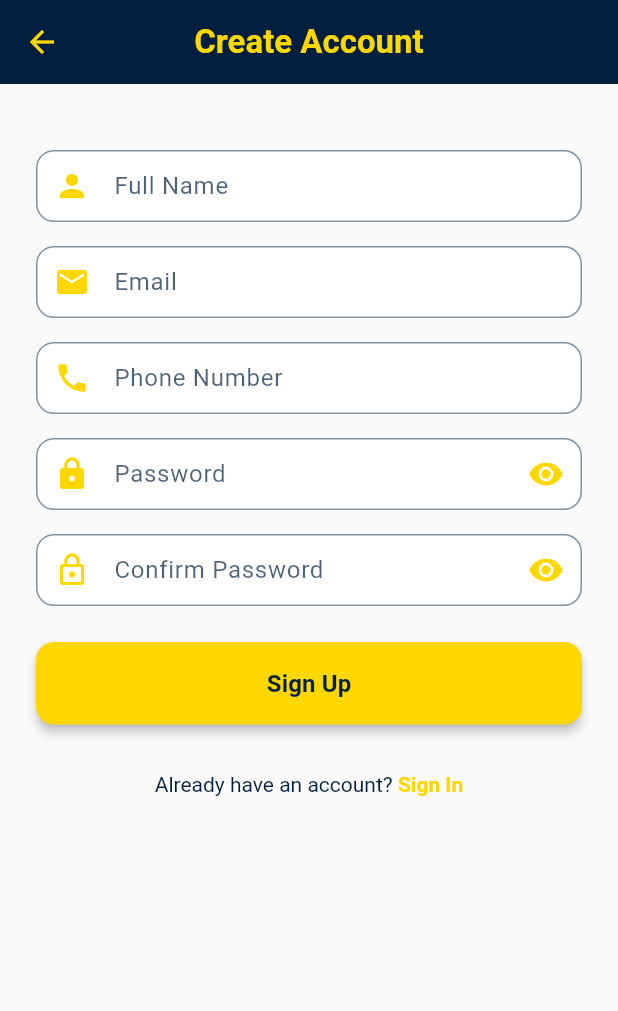
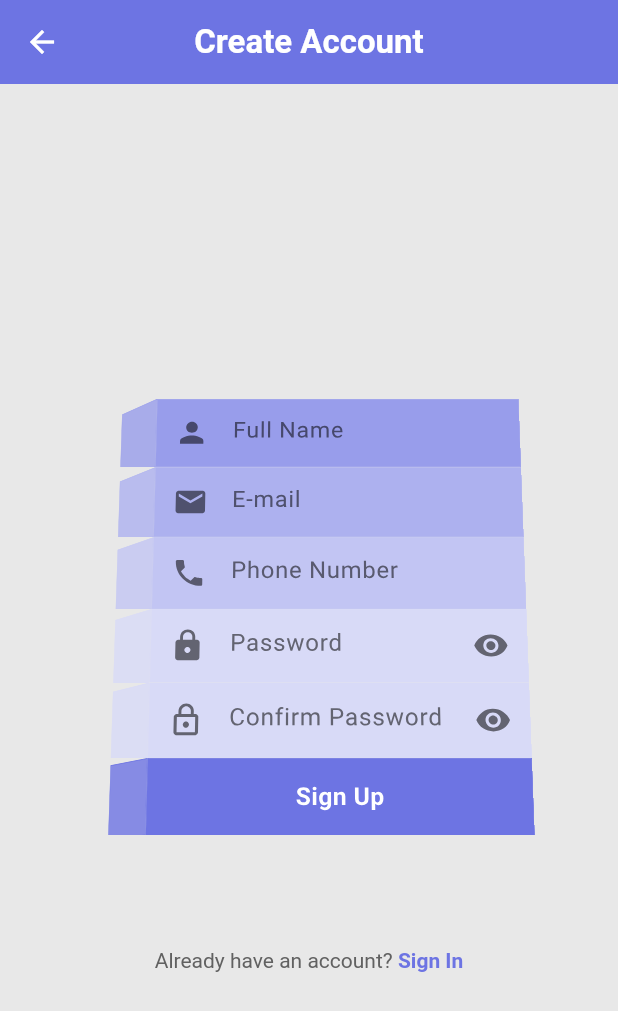
Before and after one commit to Adithyansyam/akshaya-requirements, a Flutter app: the SignUpScreen screen opened directly, on a phone screen of 412 x 824 dp. Shown: the top 1011 px of the screen. Run offline on Flutter 3.47's test engine with Material 3 defaults, Android fonts, the phone set to English and light mode, and no system bars; our stand-ins replace cloud_firestore, firebase_auth, firebase_core; accounts and stored records are empty.

Commit message:
changed ui design of the sign up page

```diff
--- a/lib/screens/signup_screen.dart
+++ b/lib/screens/signup_screen.dart
@@ -9,12 +9,14 @@ class SignUpScreen extends StatefulWidget {
   State<SignUpScreen> createState() => _SignUpScreenState();
 }
 
-class _SignUpScreenState extends State<SignUpScreen> {
-  // Navy Blue and Gold Color Scheme
-  static const Color navyBlue = Color(0xFF001F3F);
-  static const Color gold = Color(0xFFFFD700);
-  static const Color lightNavy = Color(0xFF003366);
-  static const Color darkGold = Color(0xFFDAA520);
+class _SignUpScreenState extends State<SignUpScreen> with SingleTickerProviderStateMixin {
+  // 3D Form Color Scheme (5 levels for signup)
+  static const Color color1 = Color(0xFFD8DAF7);
+  static const Color color2 = Color(0xFFC2C5F3);
+  static const Color color3 = Color(0xFFADB1EF);
+  static const Color color4 = Color(0xFF989DEB);
+  static const Color color5 = Color(0xFF6D74E3);
+  static const Color buttonColor = Color(0xFF575CB5);
 
   final _formKey = GlobalKey<FormState>();
   final _nameController = TextEditingController();
@@ -27,6 +29,14 @@ class _SignUpScreenState extends State<SignUpScreen> {
   bool _isLoading = false;
   bool _obscurePassword = true;
   bool _obscureConfirmPassword = true;
+
+  // Hover states for 3D effect
+  bool _nameHover = false;
+  bool _emailHover = false;
+  bool _phoneHover = false;
+  bool _passwordHover = false;
+  bool _confirmPasswordHover = false;
+  bool _buttonHover = false;
 
   @override
   void dispose() {
@@ -90,50 +100,47 @@ class _SignUpScreenState extends State<SignUpScreen> {
   @override
   Widget build(BuildContext context) {
     return Scaffold(
-      backgroundColor: Colors.grey[50],
+      backgroundColor: const Color(0xFFE8E8E8),
       appBar: AppBar(
         title: const Text(
           'Create Account',
           style: TextStyle(
-            color: gold,
+            color: Colors.white,
             fontWeight: FontWeight.bold,
           ),
         ),
         centerTitle: true,
-        backgroundColor: navyBlue,
+        backgroundColor: color5,
         elevation: 0,
-        iconTheme: const IconThemeData(color: gold),
+        iconTheme: const IconThemeData(color: Colors.white),
       ),
-      body: SingleChildScrollView(
+      body: Center(
+        child: SingleChildScrollView(
           padding: const EdgeInsets.all(24.0),
           child: Form(
             key: _formKey,
             child: Column(
-            crossAxisAlignment: CrossAxisAlignment.stretch,
+              mainAxisAlignment: MainAxisAlignment.center,
               children: [
-              const SizedBox(height: 20),
-              TextFormField(
+                const SizedBox(height: 40),
+                // 3D Skewed Form Container
+                Transform(
+                  transform: Matrix4.identity()
+                    ..setEntry(3, 2, 0.001)
+                    ..rotateX(-0.25),
+                  alignment: Alignment.center,
+                  child: Column(
+                    children: [
+                      // Name Field with 3D effect
+                      _build3DInputField(
                         controller: _nameController,
-                style: const TextStyle(color: navyBlue),
-                decoration: InputDecoration(
-                  labelText: 'Full Name',
-                  labelStyle: TextStyle(color: navyBlue.withOpacity(0.7)),
-                  prefixIcon: const Icon(Icons.person, color: gold),
-                  border: OutlineInputBorder(
-                    borderRadius: BorderRadius.circular(12),
-                    borderSide: const BorderSide(color: navyBlue),
-                  ),
-                  enabledBorder: OutlineInputBorder(
-                    borderRadius: BorderRadius.circular(12),
-                    borderSide: BorderSide(color: navyBlue.withOpacity(0.5)),
-                  ),
-                  focusedBorder: OutlineInputBorder(
-                    borderRadius: BorderRadius.circular(12),
-                    borderSide: const BorderSide(color: gold, width: 2),
-                  ),
-                  filled: true,
-                  fillColor: Colors.white,
-                ),
+                        hintText: 'Full Name',
+                        backgroundColor: color4,
+                        sideColor: color4,
+                        topColor: color4,
+                        icon: Icons.person,
+                        isHovered: _nameHover,
+                        onHoverChange: (hover) => setState(() => _nameHover = hover),
                         validator: (value) {
                           if (value == null || value.trim().isEmpty) {
                             return 'Please enter your full name';
@@ -141,30 +148,19 @@ class _SignUpScreenState extends State<SignUpScreen> {
                           return null;
                         },
                       ),
-              const SizedBox(height: 16),
-              TextFormField(
+                      const SizedBox(height: 0),
+
+                      // Email Field with 3D effect
+                      _build3DInputField(
                         controller: _emailController,
+                        hintText: 'E-mail',
+                        backgroundColor: color3,
+                        sideColor: color3,
+                        topColor: color3,
+                        icon: Icons.email,
                         keyboardType: TextInputType.emailAddress,
-                style: const TextStyle(color: navyBlue),
-                decoration: InputDecoration(
-                  labelText: 'Email',
-                  labelStyle: TextStyle(color: navyBlue.withOpacity(0.7)),
-                  prefixIcon: const Icon(Icons.email, color: gold),
-                  border: OutlineInputBorder(
-                    borderRadius: BorderRadius.circular(12),
-                    borderSide: const BorderSide(color: navyBlue),
-                  ),
-                  enabledBorder: OutlineInputBorder(
-                    borderRadius: BorderRadius.circular(12),
-                    borderSide: BorderSide(color: navyBlue.withOpacity(0.5)),
-                  ),
-                  focusedBorder: OutlineInputBorder(
-                    borderRadius: BorderRadius.circular(12),
-                    borderSide: const BorderSide(color: gold, width: 2),
-                  ),
-                  filled: true,
-                  fillColor: Colors.white,
-                ),
+                        isHovered: _emailHover,
+                        onHoverChange: (hover) => setState(() => _emailHover = hover),
                         validator: (value) {
                           if (value == null || value.trim().isEmpty) {
                             return 'Please enter your email';
@@ -175,30 +171,19 @@ class _SignUpScreenState extends State<SignUpScreen> {
                           return null;
                         },
                       ),
-              const SizedBox(height: 16),
-              TextFormField(
+                      const SizedBox(height: 0),
+
+                      // Phone Field with 3D effect
+                      _build3DInputField(
                         controller: _phoneController,
+                        hintText: 'Phone Number',
+                        backgroundColor: color2,
+                        sideColor: color2,
+                        topColor: color2,
+                        icon: Icons.phone,
                         keyboardType: TextInputType.phone,
-                style: const TextStyle(color: navyBlue),
-                decoration: InputDecoration(
-                  labelText: 'Phone Number',
-                  labelStyle: TextStyle(color: navyBlue.withOpacity(0.7)),
-                  prefixIcon: const Icon(Icons.phone, color: gold),
-                  border: OutlineInputBorder(
-                    borderRadius: BorderRadius.circular(12),
-                    borderSide: const BorderSide(color: navyBlue),
-                  ),
-                  enabledBorder: OutlineInputBorder(
-                    borderRadius: BorderRadius.circular(12),
-                    borderSide: BorderSide(color: navyBlue.withOpacity(0.5)),
-                  ),
-                  focusedBorder: OutlineInputBorder(
-                    borderRadius: BorderRadius.circular(12),
-                    borderSide: const BorderSide(color: gold, width: 2),
-                  ),
-                  filled: true,
-                  fillColor: Colors.white,
-                ),
+                        isHovered: _phoneHover,
+                        onHoverChange: (hover) => setState(() => _phoneHover = hover),
                         validator: (value) {
                           if (value == null || value.trim().isEmpty) {
                             return 'Please enter your phone number';
@@ -206,40 +191,29 @@ class _SignUpScreenState extends State<SignUpScreen> {
                           return null;
                         },
                       ),
-              const SizedBox(height: 16),
-              TextFormField(
+                      const SizedBox(height: 0),
+
+                      // Password Field with 3D effect
+                      _build3DInputField(
                         controller: _passwordController,
+                        hintText: 'Password',
+                        backgroundColor: color1,
+                        sideColor: color1,
+                        topColor: color1,
+                        icon: Icons.lock,
                         obscureText: _obscurePassword,
-                style: const TextStyle(color: navyBlue),
-                decoration: InputDecoration(
-                  labelText: 'Password',
-                  labelStyle: TextStyle(color: navyBlue.withOpacity(0.7)),
-                  prefixIcon: const Icon(Icons.lock, color: gold),
+                        isHovered: _passwordHover,
+                        onHoverChange: (hover) => setState(() => _passwordHover = hover),
                         suffixIcon: IconButton(
                           icon: Icon(
                             _obscurePassword ? Icons.visibility : Icons.visibility_off,
-                      color: gold,
+                            color: Colors.black54,
                           ),
                           onPressed: () {
                             setState(() {
                               _obscurePassword = !_obscurePassword;
                             });
                           },
-                  ),
-                  border: OutlineInputBorder(
-                    borderRadius: BorderRadius.circular(12),
-                    borderSide: const BorderSide(color: navyBlue),
-                  ),
-                  enabledBorder: OutlineInputBorder(
-                    borderRadius: BorderRadius.circular(12),
-                    borderSide: BorderSide(color: navyBlue.withOpacity(0.5)),
-                  ),
-                  focusedBorder: OutlineInputBorder(
-                    borderRadius: BorderRadius.circular(12),
-                    borderSide: const BorderSide(color: gold, width: 2),
-                  ),
-                  filled: true,
-                  fillColor: Colors.white,
                         ),
                         validator: (value) {
                           if (value == null || value.isEmpty) {
@@ -251,40 +225,29 @@ class _SignUpScreenState extends State<SignUpScreen> {
                           return null;
                         },
                       ),
-              const SizedBox(height: 16),
-              TextFormField(
+                      const SizedBox(height: 0),
+
+                      // Confirm Password Field with 3D effect
+                      _build3DInputField(
                         controller: _confirmPasswordController,
+                        hintText: 'Confirm Password',
+                        backgroundColor: color1,
+                        sideColor: color1,
+                        topColor: color1,
+                        icon: Icons.lock_outline,
                         obscureText: _obscureConfirmPassword,
-                style: const TextStyle(color: navyBlue),
-                decoration: InputDecoration(
-                  labelText: 'Confirm Password',
-                  labelStyle: TextStyle(color: navyBlue.withOpacity(0.7)),
-                  prefixIcon: const Icon(Icons.lock_outline, color: gold),
+                        isHovered: _confirmPasswordHover,
+                        onHoverChange: (hover) => setState(() => _confirmPasswordHover = hover),
                         suffixIcon: IconButton(
                           icon: Icon(
                             _obscureConfirmPassword ? Icons.visibility : Icons.visibility_off,
-                      color: gold,
+                            color: Colors.black54,
                           ),
                           onPressed: () {
                             setState(() {
                               _obscureConfirmPassword = !_obscureConfirmPassword;
                             });
                           },
-                  ),
-                  border: OutlineInputBorder(
-                    borderRadius: BorderRadius.circular(12),
-                    borderSide: const BorderSide(color: navyBlue),
-                  ),
-                  enabledBorder: OutlineInputBorder(
-                    borderRadius: BorderRadius.circular(12),
-                    borderSide: BorderSide(color: navyBlue.withOpacity(0.5)),
-                  ),
-                  focusedBorder: OutlineInputBorder(
-                    borderRadius: BorderRadius.circular(12),
-                    borderSide: const BorderSide(color: gold, width: 2),
-                  ),
-                  filled: true,
-                  fillColor: Colors.white,
                         ),
                         validator: (value) {
                           if (value == null || value.isEmpty) {
@@ -293,52 +256,36 @@ class _SignUpScreenState extends State<SignUpScreen> {
                           return null;
                         },
                       ),
-              const SizedBox(height: 24),
-              ElevatedButton(
+                      const SizedBox(height: 0),
+
+                      // Submit Button with 3D effect
+                      _build3DButton(
                         onPressed: _isLoading ? null : _signUp,
-                style: ElevatedButton.styleFrom(
-                  backgroundColor: gold,
-                  foregroundColor: navyBlue,
-                  padding: const EdgeInsets.symmetric(vertical: 16),
-                  shape: RoundedRectangleBorder(
-                    borderRadius: BorderRadius.circular(12),
+                        text: _isLoading ? 'Creating Account...' : 'Sign Up',
+                        backgroundColor: color5,
+                        sideColor: color5,
+                        topColor: color5,
+                        isHovered: _buttonHover,
+                        onHoverChange: (hover) => setState(() => _buttonHover = hover),
+                        isLoading: _isLoading,
                       ),
-                  elevation: 3,
-                ),
-                child: _isLoading
-                    ? const SizedBox(
-                        height: 20,
-                        width: 20,
-                        child: CircularProgressIndicator(
-                          strokeWidth: 2,
-                          valueColor: AlwaysStoppedAnimation<Color>(navyBlue),
-                        ),
-                      )
-                    : const Text(
-                        'Sign Up',
-                        style: TextStyle(
-                          fontSize: 16,
-                          fontWeight: FontWeight.bold,
+                    ],
                   ),
                 ),
-              ),
-              const SizedBox(height: 16),
+                const SizedBox(height: 60),
                 TextButton(
                   onPressed: () {
                     Navigator.pop(context);
                   },
-                style: TextButton.styleFrom(
-                  foregroundColor: navyBlue,
-                ),
                   child: RichText(
-                  text: const TextSpan(
+                    text: TextSpan(
                       text: 'Already have an account? ',
-                    style: TextStyle(color: navyBlue),
-                    children: [
+                      style: TextStyle(color: Colors.grey[700]),
+                      children: const [
                         TextSpan(
                           text: 'Sign In',
                           style: TextStyle(
-                          color: gold,
+                            color: color5,
                             fontWeight: FontWeight.bold,
                           ),
                         ),
@@ -350,6 +297,207 @@ class _SignUpScreenState extends State<SignUpScreen> {
             ),
           ),
         ),
+      ),
+    );
+  }
+
+  Widget _build3DInputField({
+    required TextEditingController controller,
+    required String hintText,
+    required Color backgroundColor,
+    required Color sideColor,
+    required Color topColor,
+    required IconData icon,
+    TextInputType? keyboardType,
+    bool obscureText = false,
+    Widget? suffixIcon,
+    String? Function(String?)? validator,
+    required bool isHovered,
+    required Function(bool) onHoverChange,
+  }) {
+    return MouseRegion(
+      onEnter: (_) => onHoverChange(true),
+      onExit: (_) => onHoverChange(false),
+      child: AnimatedContainer(
+        duration: const Duration(milliseconds: 300),
+        transform: Matrix4.identity()
+          ..translate(isHovered ? -20.0 : 0.0, 0.0, 0.0),
+        child: Stack(
+          children: [
+            // Left side panel (3D effect)
+            Positioned(
+              left: 0,
+              top: 0,
+              child: Transform(
+                transform: Matrix4.identity()
+                  ..setEntry(3, 2, 0.001)
+                  ..rotateY(0.785),
+                alignment: Alignment.centerRight,
+                child: Container(
+                  width: 40,
+                  height: 50,
+                  decoration: BoxDecoration(
+                    color: sideColor.withOpacity(0.8),
+                    border: Border.all(color: sideColor, width: 0.5),
+                  ),
+                ),
+              ),
+            ),
+
+            // Top panel (3D effect)
+            Positioned(
+              left: 40,
+              top: -40,
+              child: Transform(
+                transform: Matrix4.identity()
+                  ..setEntry(3, 2, 0.001)
+                  ..rotateX(0.785),
+                alignment: Alignment.bottomCenter,
+                child: Container(
+                  width: 250,
+                  height: 40,
+                  decoration: BoxDecoration(
+                    color: topColor.withOpacity(0.8),
+                    border: Border.all(color: topColor, width: 0.5),
+                  ),
+                ),
+              ),
+            ),
+
+            // Main input field
+            Container(
+              margin: const EdgeInsets.only(left: 40),
+              width: 250,
+              height: 50,
+              decoration: BoxDecoration(
+                color: backgroundColor,
+                border: Border.all(color: sideColor, width: 0.5),
+              ),
+              child: TextFormField(
+                controller: controller,
+                obscureText: obscureText,
+                keyboardType: keyboardType,
+                style: const TextStyle(color: Colors.black),
+                decoration: InputDecoration(
+                  hintText: hintText,
+                  hintStyle: const TextStyle(color: Colors.black54),
+                  prefixIcon: Icon(icon, color: Colors.black54),
+                  suffixIcon: suffixIcon,
+                  border: InputBorder.none,
+                  contentPadding: const EdgeInsets.symmetric(horizontal: 16, vertical: 14),
+                ),
+                validator: validator,
+              ),
+            ),
+          ],
+        ),
+      ),
+    );
+  }
+
+  Widget _build3DButton({
+    required VoidCallback? onPressed,
+    required String text,
+    required Color backgroundColor,
+    required Color sideColor,
+    required Color topColor,
+    required bool isHovered,
+    required Function(bool) onHoverChange,
+    required bool isLoading,
+  }) {
+    return MouseRegion(
+      onEnter: (_) => onHoverChange(true),
+      onExit: (_) => onHoverChange(false),
+      child: GestureDetector(
+        onTap: onPressed,
+        child: AnimatedContainer(
+          duration: const Duration(milliseconds: 300),
+          transform: Matrix4.identity()
+            ..translate(isHovered ? -20.0 : 0.0, 0.0, 0.0),
+          child: Stack(
+            children: [
+              // Left side panel (3D effect)
+              Positioned(
+                left: 0,
+                top: 0,
+                child: Transform(
+                  transform: Matrix4.identity()
+                    ..setEntry(3, 2, 0.001)
+                    ..rotateY(0.785),
+                  alignment: Alignment.centerRight,
+                  child: Container(
+                    width: 40,
+                    height: 50,
+                    decoration: BoxDecoration(
+                      color: isHovered ? buttonColor.withOpacity(0.8) : sideColor.withOpacity(0.8),
+                      border: Border.all(
+                        color: isHovered ? buttonColor : sideColor,
+                        width: 0.5,
+                      ),
+                    ),
+                  ),
+                ),
+              ),
+
+              // Top panel (3D effect)
+              Positioned(
+                left: 40,
+                top: -40,
+                child: Transform(
+                  transform: Matrix4.identity()
+                    ..setEntry(3, 2, 0.001)
+                    ..rotateX(0.785),
+                  alignment: Alignment.bottomCenter,
+                  child: Container(
+                    width: 250,
+                    height: 40,
+                    decoration: BoxDecoration(
+                      color: isHovered ? buttonColor.withOpacity(0.8) : topColor.withOpacity(0.8),
+                      border: Border.all(
+                        color: isHovered ? buttonColor : topColor,
+                        width: 0.5,
+                      ),
+                    ),
+                  ),
+                ),
+              ),
+
+              // Main button
+              Container(
+                margin: const EdgeInsets.only(left: 40),
+                width: 250,
+                height: 50,
+                decoration: BoxDecoration(
+                  color: isHovered ? buttonColor : backgroundColor,
+                  border: Border.all(
+                    color: isHovered ? buttonColor : sideColor,
+                    width: 0.5,
+                  ),
+                ),
+                child: Center(
+                  child: isLoading
+                      ? const SizedBox(
+                          width: 20,
+                          height: 20,
+                          child: CircularProgressIndicator(
+                            strokeWidth: 2,
+                            valueColor: AlwaysStoppedAnimation<Color>(Colors.white),
+                          ),
+                        )
+                      : Text(
+                          text,
+                          style: const TextStyle(
+                            color: Colors.white,
+                            fontSize: 16,
+                            fontWeight: FontWeight.bold,
+                          ),
+                        ),
+                ),
+              ),
+            ],
+          ),
+        ),
+      ),
     );
   }
 }
```
Lines whose indentation alone changed are shown as unchanged.
